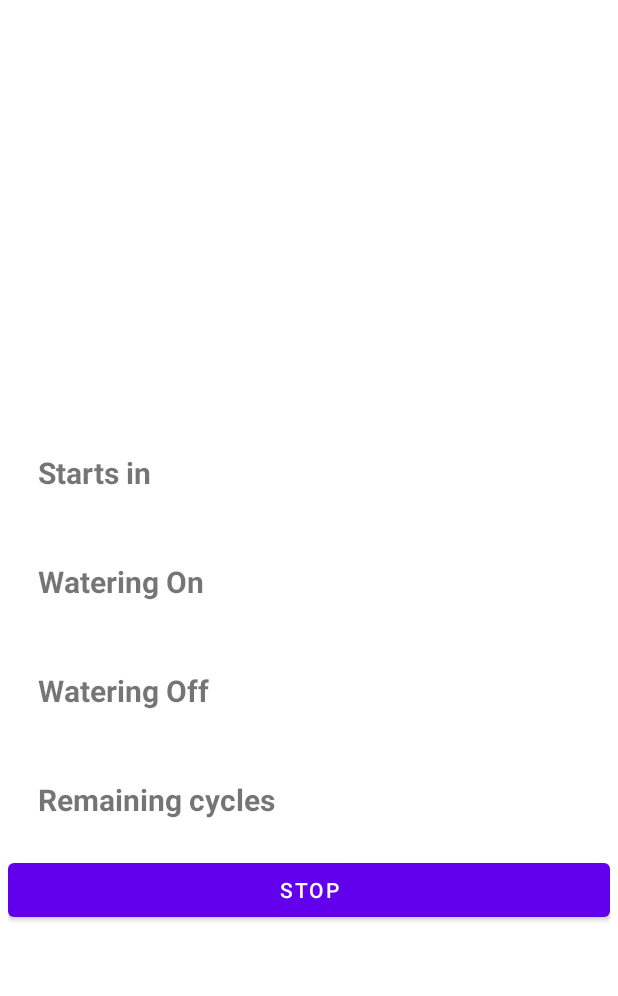
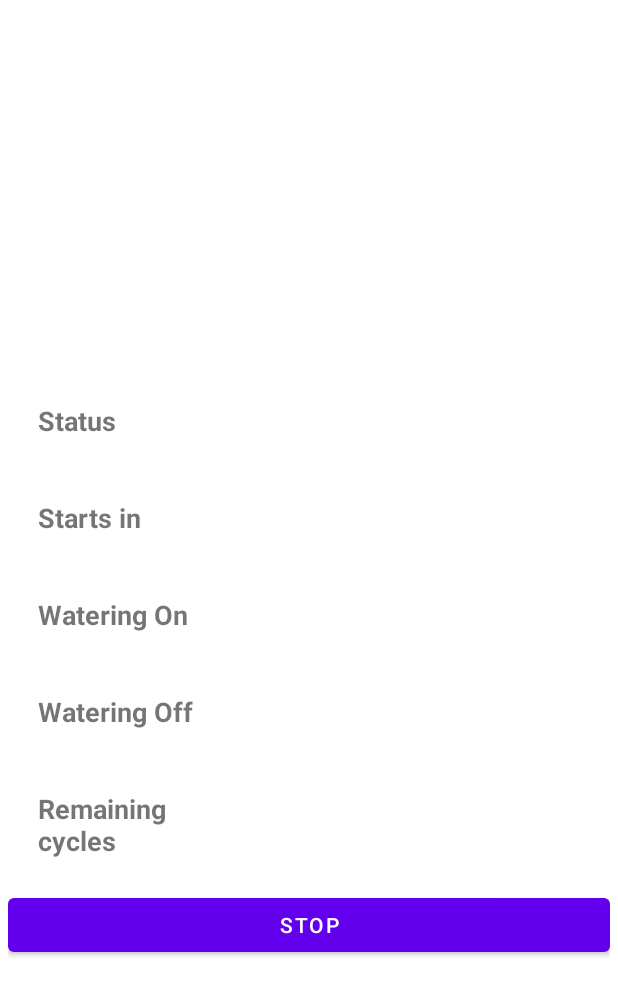
Before and after one commit to bou6/El_Ghabgoub, an Android app: the layout fragment_home.xml on its own in the app's theme, with its tools: preview values and no code run, on a phone screen of 412 x 824 dp. Shown: the top 996 px of the screen. Run offline under Robolectric (Android 15) with nearby library versions, the phone set to English and light mode, and no system bars.

Commit message:
status Ok

```diff
--- a/app/src/main/res/layout/fragment_gallery.xml
+++ b/app/src/main/res/layout/fragment_gallery.xml
@@ -14,7 +14,7 @@
         android:layout_marginTop="8dp"
         android:layout_marginEnd="8dp"
         android:textAlignment="center"
-        android:textSize="20sp"
+        android:textSize="18sp"
         app:layout_constraintBottom_toBottomOf="parent"
         app:layout_constraintEnd_toEndOf="parent"
         app:layout_constraintStart_toStartOf="parent"
--- a/app/src/main/res/layout/fragment_home.xml
+++ b/app/src/main/res/layout/fragment_home.xml
@@ -20,12 +20,37 @@
             android:id="@+id/status_connection"
             android:layout_width="wrap_content"
             android:layout_height="wrap_content"
-            android:textSize="24sp"
+            android:textSize="18sp"
             android:textStyle="bold" />
 
     </LinearLayout>
 
 
+     <LinearLayout
+        android:layout_width="match_parent"
+        android:layout_height="wrap_content"
+        android:layout_margin="20dp"
+        android:gravity="center_vertical"
+        android:orientation="horizontal">
+
+        <TextView
+            android:id="@+id/status_watering"
+            android:layout_width="120dp"
+            android:layout_height="wrap_content"
+            android:ellipsize="end"
+            android:maxEms="12"
+            android:text="@string/status_watering_text"
+            android:textSize="18sp"
+            android:textStyle="bold" />
+
+        <TextView
+            android:id="@+id/status_watering_text"
+            android:layout_width="wrap_content"
+            android:layout_height="wrap_content"
+            android:textSize="18sp"
+            android:textStyle="bold" />
+
+    </LinearLayout>
     <LinearLayout
         android:layout_width="match_parent"
         android:layout_height="wrap_content"
@@ -35,17 +60,19 @@
 
         <TextView
             android:id="@+id/status_start"
-            android:layout_width="wrap_content"
+            android:layout_width="120dp"
             android:layout_height="wrap_content"
+            android:ellipsize="end"
+            android:maxEms="12"
             android:text="@string/status_start_text"
-            android:textSize="20sp"
+            android:textSize="18sp"
             android:textStyle="bold" />
 
         <TextView
             android:id="@+id/status_start_time"
             android:layout_width="wrap_content"
             android:layout_height="wrap_content"
-            android:textSize="24sp"
+            android:textSize="18sp"
             android:textStyle="bold" />
 
     </LinearLayout>
@@ -59,17 +86,19 @@
 
         <TextView
             android:id="@+id/status_watering_on"
-            android:layout_width="wrap_content"
+            android:layout_width="120dp"
             android:layout_height="wrap_content"
+            android:ellipsize="end"
+            android:maxEms="12"
             android:text="@string/status_watering_on_text"
-            android:textSize="20sp"
+            android:textSize="18sp"
             android:textStyle="bold" />
 
         <TextView
             android:id="@+id/status_watering_on_time"
             android:layout_width="wrap_content"
             android:layout_height="wrap_content"
-            android:textSize="24sp"
+            android:textSize="18sp"
             android:textStyle="bold" />
     </LinearLayout>
 
@@ -83,17 +112,19 @@
 
         <TextView
             android:id="@+id/status_watering_off"
-            android:layout_width="wrap_content"
+            android:layout_width="120dp"
             android:layout_height="wrap_content"
+            android:ellipsize="end"
+            android:maxEms="12"
             android:text="@string/status_watering_off_text"
-            android:textSize="20sp"
+            android:textSize="18sp"
             android:textStyle="bold" />
 
         <TextView
             android:id="@+id/status_watering_off_time"
             android:layout_width="wrap_content"
             android:layout_height="wrap_content"
-            android:textSize="24sp"
+            android:textSize="18sp"
             android:textStyle="bold" />
     </LinearLayout>
 
@@ -106,17 +137,19 @@
 
         <TextView
             android:id="@+id/status_cycles"
-            android:layout_width="wrap_content"
+            android:layout_width="120dp"
             android:layout_height="wrap_content"
+            android:ellipsize="end"
+            android:maxEms="12"
             android:text="@string/status_remaining_cycles"
-            android:textSize="20sp"
+            android:textSize="18sp"
             android:textStyle="bold" />
 
         <TextView
             android:id="@+id/status_remaining_cycles"
             android:layout_width="wrap_content"
             android:layout_height="wrap_content"
-            android:textSize="24sp"
+            android:textSize="18sp"
             android:textStyle="bold" />
     </LinearLayout>
 
--- a/app/src/main/res/layout/fragment_slideshow.xml
+++ b/app/src/main/res/layout/fragment_slideshow.xml
@@ -14,7 +14,7 @@
         android:layout_marginTop="8dp"
         android:layout_marginEnd="8dp"
         android:textAlignment="center"
-        android:textSize="20sp"
+        android:textSize="18sp"
         app:layout_constraintBottom_toBottomOf="parent"
         app:layout_constraintEnd_toEndOf="parent"
         app:layout_constraintStart_toStartOf="parent"
--- a/app/src/main/res/values/strings.xml
+++ b/app/src/main/res/values/strings.xml
@@ -1,3 +1,4 @@
+
 <resources>
     <string name="app_name">El_ghabghoub</string>
     <string name="navigation_drawer_open">Open navigation drawer</string>
@@ -6,7 +7,6 @@
     <string name="nav_header_subtitle">android.studio@android.com</string>
     <string name="nav_header_desc">Navigation header</string>
     <string name="action_settings">Settings</string>
-
     <string name="menu_home">Home</string>
     <string name="menu_gallery">Gallery</string>
     <string name="menu_slideshow">Slideshow</string>
@@ -14,13 +14,18 @@
     <string name="title_dashboard">Dashboard</string>
     <string name="title_notifications">Notifications</string>
     <string name="status_start_text">Starts in</string>
-    <string name="status_watering_on_text">Watering On</string>
-    <string name="status_watering_off_text">Watering Off</string>
     <string name="status_remaining_cycles">Remaining cycles</string>
     <string name="stop_text">Stop</string>
     <string name="start_text">Start</string>
+    <string name="status_watering_text">Status</string>
     <string name="please_make_sure_to_connect_to">Please make sure to connect to:</string>
     <string name="connected_to">Connected to: %1$s</string>
     <string name="wifi_not_connected">WiFi not connected</string>
+    <string name="watering_idle">Watering is idle</string>
+    <string name="watering_planned">Watering is planned</string>
+    <string name="watering_on">Watering is on</string>
+    <string name="watering_off">Watering is off</string>
+    <string name="status_watering_on_text">Watering On</string>
+    <string name="status_watering_off_text">Watering Off</string>
 
 </resources>
```
Also changed, not shown: app/src/main/java/com/example/el_ghabghoub/core/Commands.java (+3 -33 lines), app/src/main/java/com/example/el_ghabghoub/core/Response.java (+51 -3 lines), app/src/main/java/com/example/el_ghabghoub/ui/home/HomeFragment.java (+38 -10 lines).
